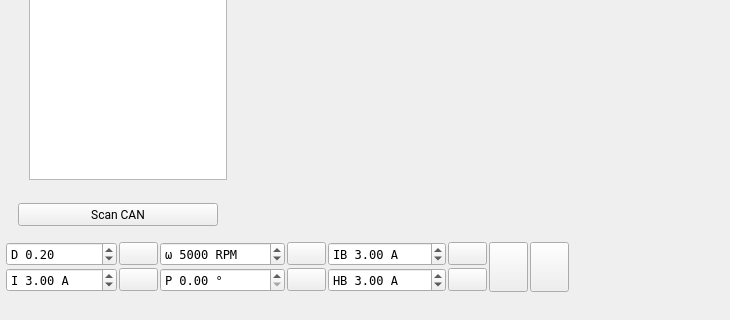
Before: the Qt Designer form mainwindow.ui in vedderb/vesc_tool, drawn with Qt 5; both pictures show x 0 to 730 and y 332 to 652 of the 1054 by 652 pixel window.
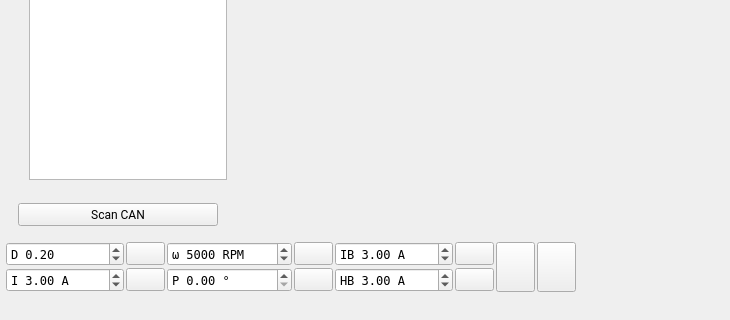
After: the same form once the commit is applied. Icons and pictures are not drawn. Custom widgets are drawn as their Qt base class.

Commit message: Allow setting higher current in the current box

What changed in the file:
```diff
--- a/mainwindow.ui
+++ b/mainwindow.ui
@@ -535,10 +535,10 @@
          <string> A</string>
         </property>
         <property name="minimum">
-         <double>-500.000000000000000</double>
+         <double>-5000.000000000000000</double>
         </property>
         <property name="maximum">
-         <double>500.000000000000000</double>
+         <double>5000.000000000000000</double>
         </property>
         <property name="singleStep">
          <double>0.500000000000000</double>
```
